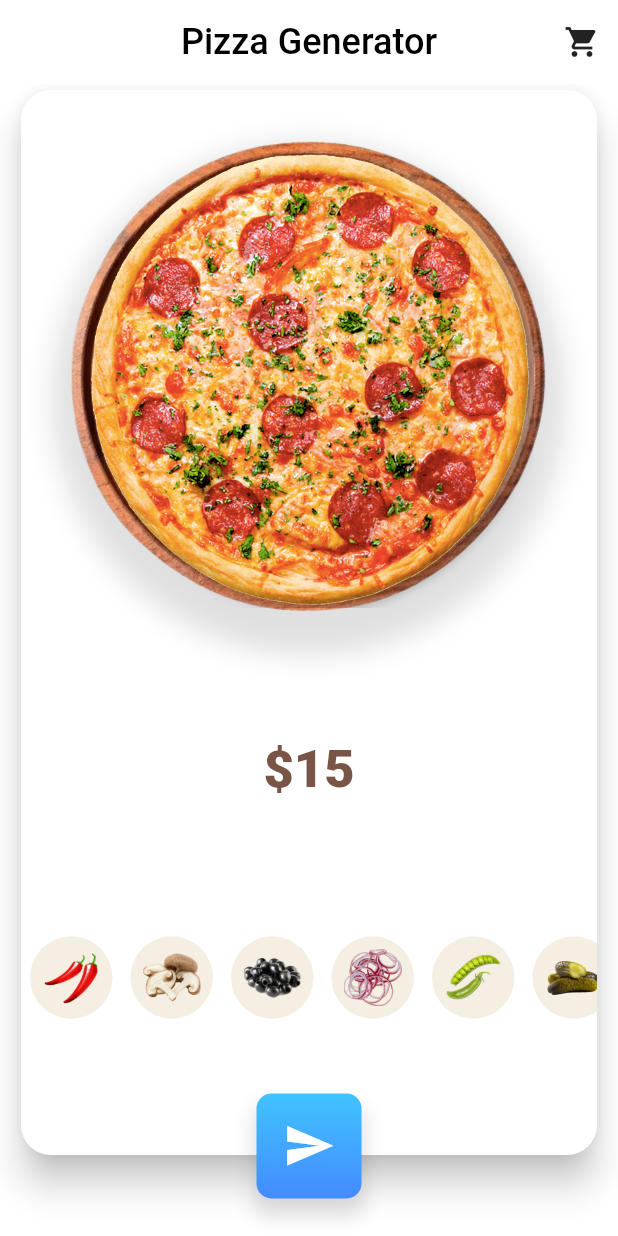
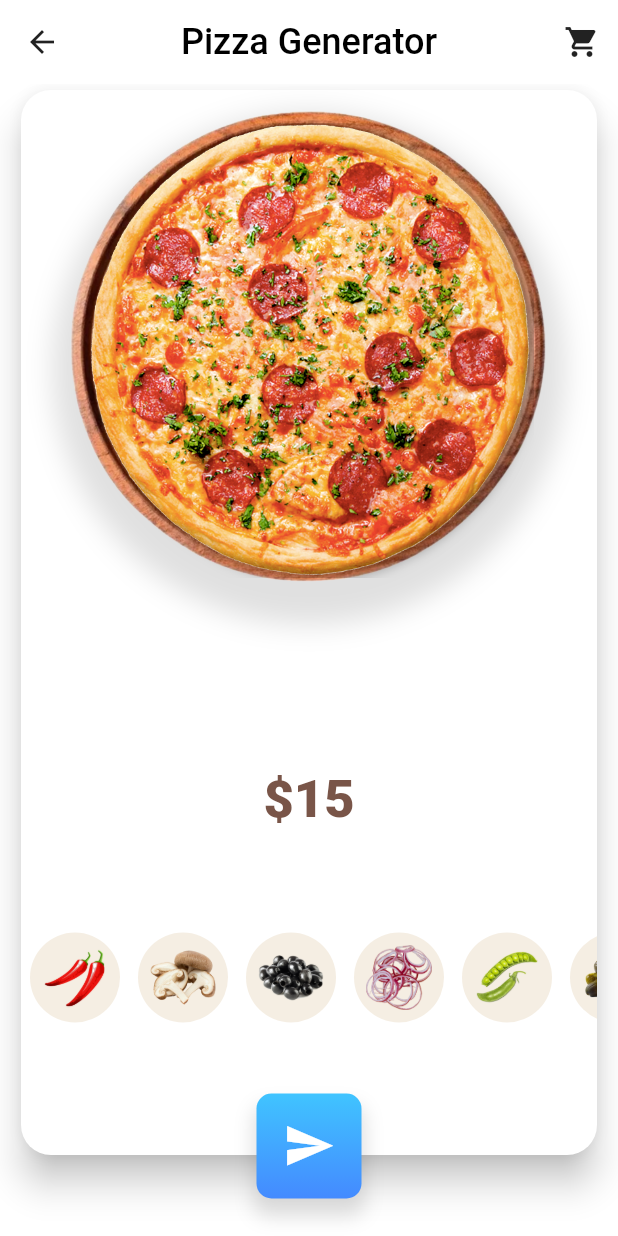
Before and after one commit to lesanpi/pizza-generator-flutter, a Flutter app: the screen it shows after launch, on a phone screen of 412 x 824 dp. Run offline on Flutter 3.47's test engine with Material 2 defaults, Android fonts, the phone set to English and light mode, and no system bars.

Commit message:
Button Animation, Price Animation and System Layout UI

```diff
--- a/lib/main.dart
+++ b/lib/main.dart
@@ -1,4 +1,5 @@
 import 'package:flutter/material.dart';
+import 'package:flutter/services.dart';
 import 'package:pizza_generator/pizza_order_details.dart';
 
 void main() {
@@ -11,12 +12,24 @@ class MyApp extends StatelessWidget {
   // This widget is the root of your application.
   @override
   Widget build(BuildContext context) {
+    SystemChrome.setSystemUIOverlayStyle(
+      const SystemUiOverlayStyle(
+        systemNavigationBarColor: Colors.white,
+        systemNavigationBarIconBrightness: Brightness.dark,
+        statusBarColor: Colors.transparent,
+        statusBarIconBrightness: Brightness.dark,
+        statusBarBrightness: Brightness.light,
+      ),
+    );
     return MaterialApp(
       title: 'Flutter Demo',
       theme: ThemeData(
         primarySwatch: Colors.blue,
       ),
-      home: const PizzaOrderDetails(),
+      home: SafeArea(
+        child: const PizzaOrderDetails(),
+        top: false,
+      ),
       debugShowCheckedModeBanner: false,
     );
   }
--- a/lib/model/ingredient.dart
+++ b/lib/model/ingredient.dart
@@ -21,9 +21,9 @@ class Ingredient {
   Offset generateRandomOffset() {
     var random = Random();
     double dx = random.nextDouble();
-    dx = dx.clamp(0.22, 0.65);
+    dx = dx.clamp(0.25, 0.60);
     double dy = random.nextDouble();
-    dy = dy.clamp(0.22, 0.65);
+    dy = dy.clamp(0.25, 0.60);
     return Offset(dx, dy);
   }
 }
--- a/lib/pizza_ingredients.dart
+++ b/lib/pizza_ingredients.dart
@@ -28,9 +28,10 @@ class _PizzaIngredientItem extends StatelessWidget {
 
   @override
   Widget build(BuildContext context) {
+    const double childSize = 60.0;
     final child = Container(
-      height: 55,
-      width: 55,
+      height: childSize,
+      width: childSize,
       decoration: const BoxDecoration(
         color: Color(0xFFF5EEE3), //FFF5EEE3 //fffae3
         shape: BoxShape.circle,
--- a/lib/pizza_order_details.dart
+++ b/lib/pizza_order_details.dart
@@ -1,4 +1,5 @@
 import 'package:flutter/material.dart';
+import 'package:flutter/services.dart';
 import 'package:pizza_generator/model/ingredient.dart';
 import 'package:pizza_generator/pizza_ingredients.dart';
 import 'package:pizza_generator/pizza_send_button.dart';
@@ -32,7 +33,7 @@ class PizzaOrderDetails extends StatelessWidget {
             icon: const Icon(Icons.shopping_cart, color: Colors.black87),
           ),
         ],
-        leading: const BackButton(),
+        leading: const BackButton(color: Colors.black87),
       ),
       body: Stack(
         children: [
@@ -60,7 +61,9 @@ class PizzaOrderDetails extends StatelessWidget {
             ),
           ),
           Positioned(
-            child: PizzaSendButton(),
+            child: PizzaSendButton(
+              onTap: () {},
+            ),
             bottom: 25,
             height: _pizzaButtonSize,
             width: _pizzaButtonSize,
@@ -187,7 +190,7 @@ class _PizzaDetailsState extends State<PizzaDetails>
           children: [
             Expanded(
               child: Padding(
-                padding: const EdgeInsets.all(20.0),
+                padding: const EdgeInsets.symmetric(horizontal: 20.0),
                 child: DragTarget<Ingredient>(
                   onAccept: (ingredient) {
                     print('accept');
@@ -263,12 +266,20 @@ class _PizzaDetailsState extends State<PizzaDetails>
               ),
             ),
             AnimatedSwitcher(
-              duration: const Duration(milliseconds: 500),
+              duration: const Duration(milliseconds: 200),
               transitionBuilder: (child, animation) {
                 /*
                 SlideTransition(position: animation.drive(Tween<Offset>(begin: const Offset(0.0, 0.0), end: Offset(0.0, animation.value),)),child: child,)
                  */
-                return FadeTransition(opacity: animation, child: child);
+                return SlideTransition(
+                  position: animation.drive(
+                    Tween<Offset>(
+                      begin: Offset(0.0, 0.0),
+                      end: Offset(0.0, animation.value.clamp(0.5, 1)),
+                    ),
+                  ),
+                  child: FadeTransition(opacity: animation, child: child),
+                );
               },
               child: Text(
                 "\$$_total",
--- a/lib/pizza_send_button.dart
+++ b/lib/pizza_send_button.dart
@@ -1,15 +1,62 @@
 import 'package:flutter/material.dart';
 
-class PizzaSendButton extends StatelessWidget {
+class PizzaSendButton extends StatefulWidget {
+  final VoidCallback onTap;
+  const PizzaSendButton({Key? key, required this.onTap}) : super(key: key);
+
+  @override
+  State<PizzaSendButton> createState() => _PizzaSendButtonState();
+}
+
+class _PizzaSendButtonState extends State<PizzaSendButton>
+    with SingleTickerProviderStateMixin {
   final size = 50;
-  const PizzaSendButton({Key? key}) : super(key: key);
+  late AnimationController _animationController;
+
+  @override
+  void initState() {
+    _animationController = AnimationController(
+      vsync: this,
+      lowerBound: 1.0,
+      upperBound: 1.5,
+      duration: const Duration(milliseconds: 150),
+      reverseDuration: const Duration(milliseconds: 200),
+    );
+    super.initState();
+  }
+
+  @override
+  void dispose() {
+    _animationController.dispose();
+    super.dispose();
+  }
+
+  Future<void> _animateButton() async {
+    await _animationController.forward(from: 0.0);
+    await _animationController.reverse();
+  }
 
   @override
   Widget build(BuildContext context) {
-    return Container(
+    return GestureDetector(
+      onTap: () {
+        widget.onTap();
+        _animateButton();
+      },
+      child: AnimatedBuilder(
+        animation: _animationController,
+        builder: (context, child) {
+          return Transform.scale(
+            scale: //(2 - Curves.easeOut.transform(_animationController.value)),
+                (2 - _animationController.value),
+            // (1 - _animationController.value).clamp(0.75, 1.0)
+            child: child!,
+          );
+        },
+        child: Container(
           decoration: BoxDecoration(
               borderRadius: BorderRadius.circular(10),
-          gradient: LinearGradient(
+              gradient: const LinearGradient(
                 begin: Alignment.topCenter,
                 end: Alignment.bottomCenter,
                 colors: [
@@ -17,7 +64,7 @@ class PizzaSendButton extends StatelessWidget {
                   Colors.blueAccent,
                 ],
               ),
-          boxShadow: [
+              boxShadow: const [
                 BoxShadow(
                   color: Colors.black12,
                   offset: Offset(0.0, 10.0),
@@ -25,11 +72,13 @@ class PizzaSendButton extends StatelessWidget {
                   blurRadius: 10.0,
                 )
               ]),
-      child: Icon(
+          child: const Icon(
             Icons.send,
             color: Colors.white,
             size: 35,
           ),
+        ),
+      ),
     );
   }
 }
```
Lines whose indentation alone changed are shown as unchanged.
